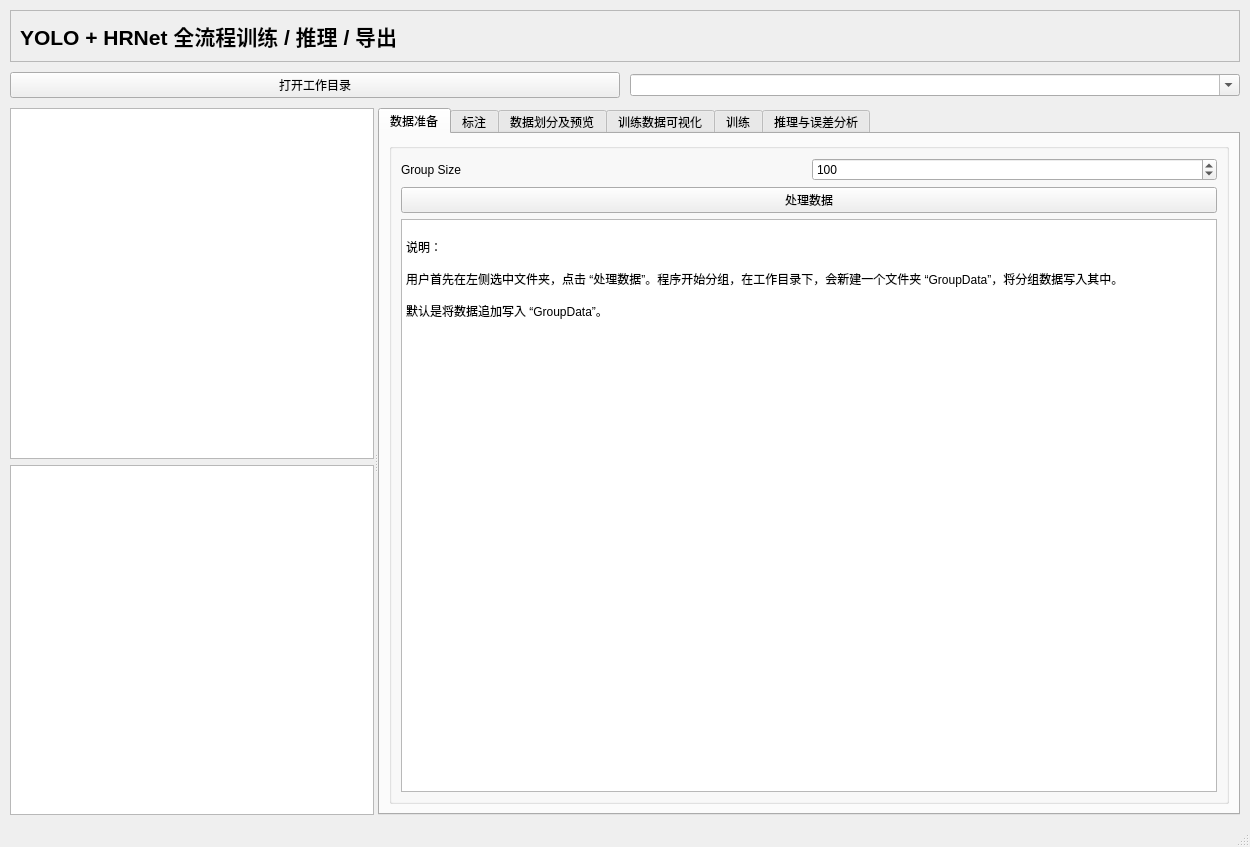
The window that VisualTrainFactory.ui (qiangzhang-ebots/VisualTrainFactory) describes before a commit, drawn with Qt 5.
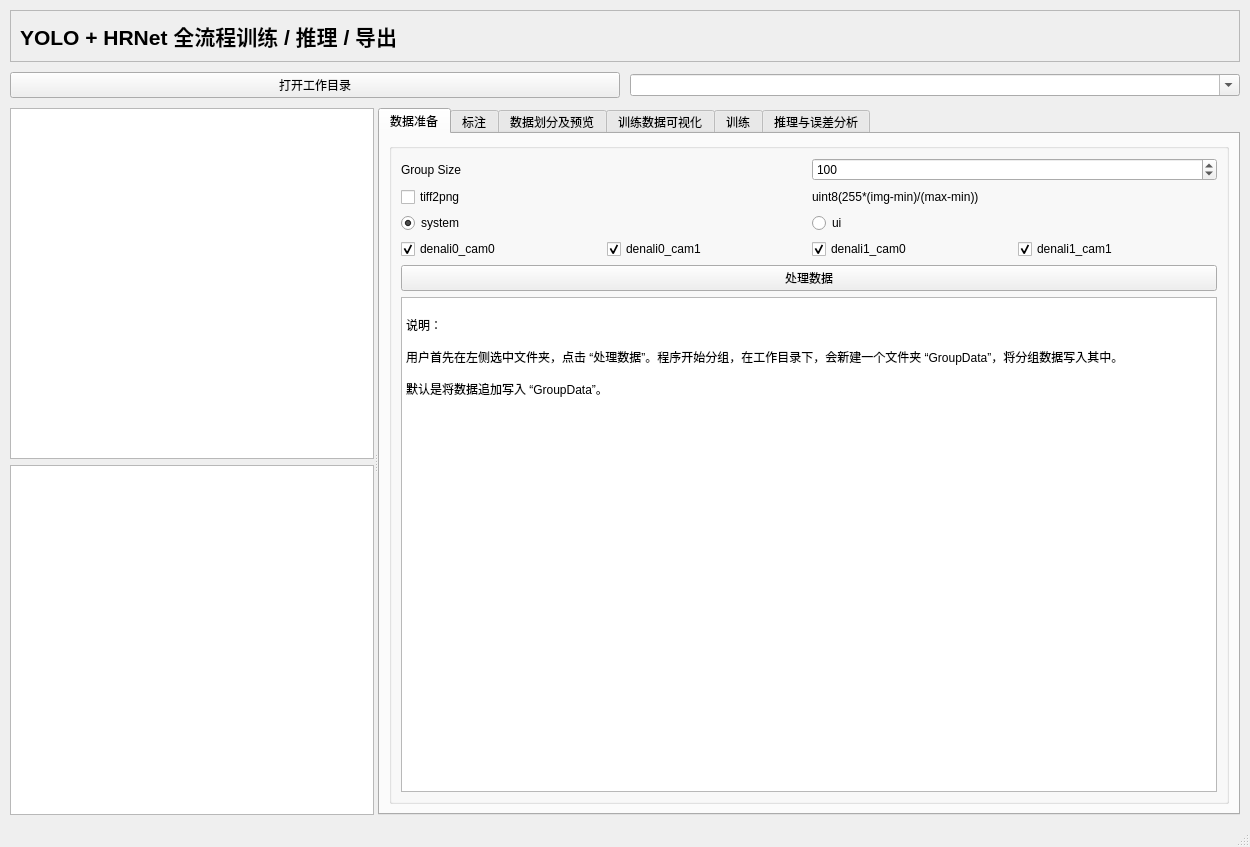
The same window after the commit. The open tabs and pages were chosen to show the change. Icons and pictures are not drawn.

The edit to the form file:
```diff
--- a/VisualTrainFactory.ui
+++ b/VisualTrainFactory.ui
@@ -353,6 +353,89 @@
               </item>
              </layout>
             </item>
+            <item>
+             <layout class="QHBoxLayout" name="horizontalLayout_tiff2png">
+              <item>
+               <widget class="QCheckBox" name="tiff2png">
+                <property name="text">
+                 <string>tiff2png</string>
+                </property>
+               </widget>
+              </item>
+              <item>
+               <widget class="QLabel" name="labelTiff2PngHint">
+                <property name="text">
+                 <string>uint8(255*(img-min)/(max-min))</string>
+                </property>
+               </widget>
+              </item>
+             </layout>
+            </item>
+            <item>
+             <layout class="QHBoxLayout" name="horizontalLayout_dataSourceType">
+              <item>
+               <widget class="QRadioButton" name="radioSystem">
+                <property name="text">
+                 <string>system</string>
+                </property>
+                <property name="checked">
+                 <bool>true</bool>
+                </property>
+               </widget>
+              </item>
+              <item>
+               <widget class="QRadioButton" name="radioUi">
+                <property name="text">
+                 <string>ui</string>
+                </property>
+               </widget>
+              </item>
+             </layout>
+            </item>
+            <item>
+             <layout class="QHBoxLayout" name="horizontalLayout_denaliCams">
+              <item>
+               <widget class="QCheckBox" name="checkDenali0Cam0">
+                <property name="text">
+                 <string>denali0_cam0</string>
+                </property>
+                <property name="checked">
+                 <bool>true</bool>
+                </property>
+               </widget>
+              </item>
+              <item>
+               <widget class="QCheckBox" name="checkDenali0Cam1">
+                <property name="text">
+                 <string>denali0_cam1</string>
+                </property>
+                <property name="checked">
+                 <bool>true</bool>
+                </property>
+               </widget>
+              </item>
+              <item>
+               <widget class="QCheckBox" name="checkDenali1Cam0">
+                <property name="text">
+                 <string>denali1_cam0</string>
+                </property>
+                <property name="checked">
+                 <bool>true</bool>
+                </property>
+               </widget>
+              </item>
+              <item>
+               <widget class="QCheckBox" name="checkDenali1Cam1">
+                <property name="text">
+                 <string>denali1_cam1</string>
+                </property>
+                <property name="checked">
+                 <bool>true</bool>
+                </property>
+               </widget>
+              </item>
+             </layout>
+            </item>
             <item>
              <widget class="QPushButton" name="dataProcessingBtn">
               <property name="text">
```
Left out of the diff: 30 changed lines with no effect on the pictures.
